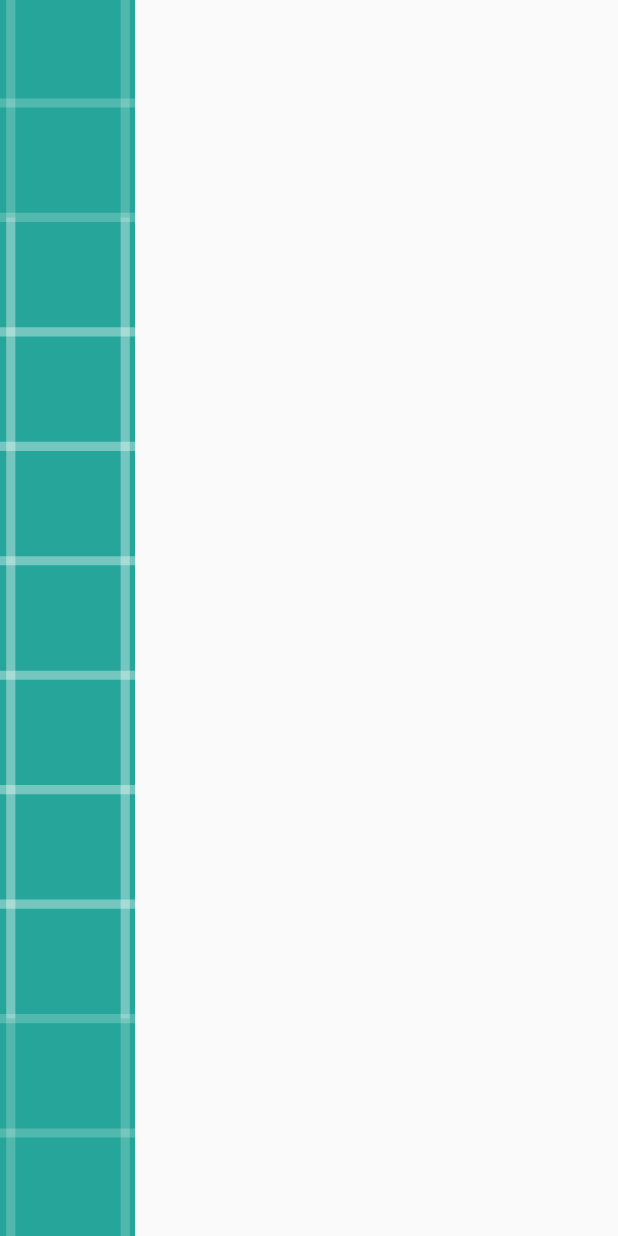
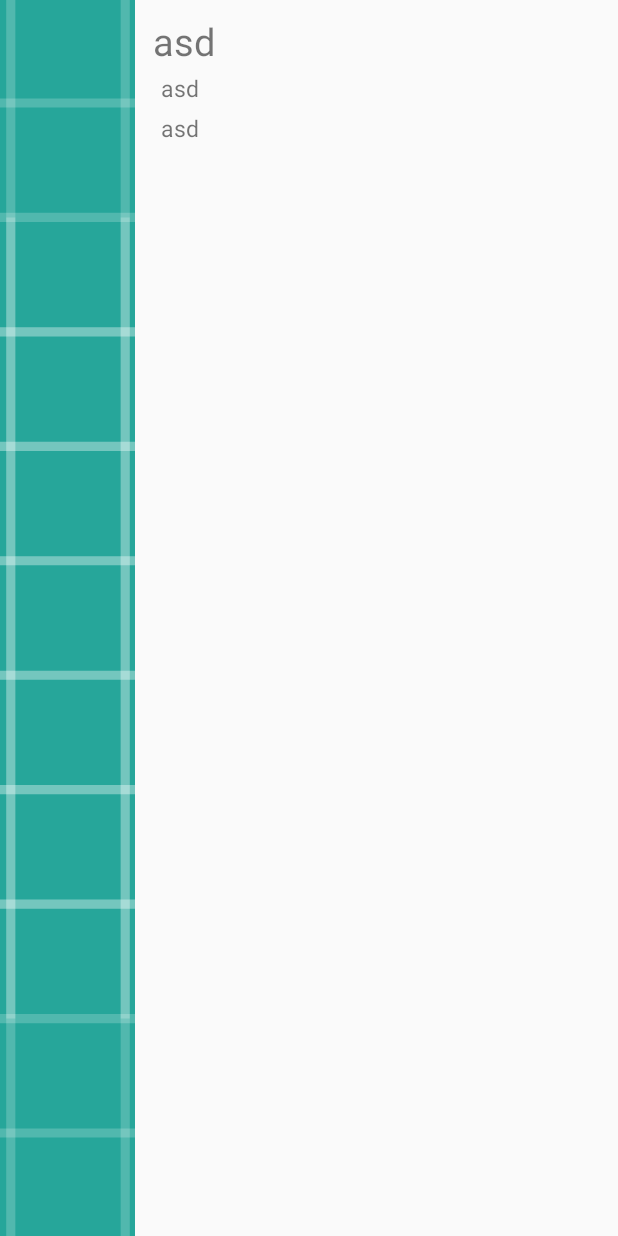
Before and after one commit to joaocsf/FEUP-CMOV, an Android app: the layout ticket_list_item.xml on its own in the app's theme, with its tools: preview values and no code run, on a phone screen of 412 x 824 dp. Run offline under Robolectric (Android 15) with nearby library versions, the phone set to English and light mode, and no system bars; network calls fail.

Commit message:
added list of tickets

```diff
--- a/main-mobile-app/app/src/main/java/feup/cmpv/feup/casadamusica/adapters/BottomFragmentPagerAdapter.java
+++ b/main-mobile-app/app/src/main/java/feup/cmpv/feup/casadamusica/adapters/BottomFragmentPagerAdapter.java
@@ -10,6 +10,7 @@ import java.util.ArrayList;
 import feup.cmpv.feup.casadamusica.fragments.EmptyTabFragment;
 import feup.cmpv.feup.casadamusica.fragments.TabFragment;
 import feup.cmpv.feup.casadamusica.fragments.bar.BarTabFragment;
+import feup.cmpv.feup.casadamusica.fragments.personal.PersonalTabFragment;
 import feup.cmpv.feup.casadamusica.fragments.show.ShowTabFragment;
 
 public class BottomFragmentPagerAdapter extends FragmentPagerAdapter {
@@ -21,7 +22,7 @@ public class BottomFragmentPagerAdapter extends FragmentPagerAdapter {
     public BottomFragmentPagerAdapter(FragmentManager fm) {
         super(fm);
         fragments.add((TabFragment)ShowTabFragment.getInstance());
-        fragments.add((TabFragment)EmptyTabFragment.getInstance());
+        fragments.add((TabFragment)PersonalTabFragment.getInstance());
         fragments.add((TabFragment)BarTabFragment.getInstance());
         fragments.add((TabFragment)EmptyTabFragment.getInstance());
     }
--- a/main-mobile-app/app/src/main/java/feup/cmpv/feup/casadamusica/adapters/bar/ProductListAdapter.java
+++ b/main-mobile-app/app/src/main/java/feup/cmpv/feup/casadamusica/adapters/bar/ProductListAdapter.java
@@ -1,13 +1,10 @@
 package feup.cmpv.feup.casadamusica.adapters.bar;
 
-import android.annotation.SuppressLint;
 import android.app.Activity;
 import android.content.Context;
-import android.os.Debug;
 import android.support.annotation.LayoutRes;
 import android.support.annotation.NonNull;
 import android.support.annotation.Nullable;
-import android.util.DebugUtils;
 import android.util.Log;
 import android.view.LayoutInflater;
 import android.view.View;
@@ -22,7 +19,6 @@ import java.util.List;
 
 import feup.cmpv.feup.casadamusica.R;
 import feup.cmpv.feup.casadamusica.structures.Product;
-import feup.cmpv.feup.casadamusica.structures.Show;
 
 public class ProductListAdapter extends ArrayAdapter<Product> {
 
--- a/main-mobile-app/app/src/main/java/feup/cmpv/feup/casadamusica/adapters/show/ShowListAdapter.java
+++ b/main-mobile-app/app/src/main/java/feup/cmpv/feup/casadamusica/adapters/show/ShowListAdapter.java
@@ -14,9 +14,7 @@ import java.util.ArrayList;
 import java.util.List;
 
 import feup.cmpv.feup.casadamusica.R;
-import feup.cmpv.feup.casadamusica.fragments.tickets.BuyTicketsDialogFragment;
 import feup.cmpv.feup.casadamusica.structures.Show;
-import feup.cmpv.feup.casadamusica.view.MainBody;
 
 public class ShowListAdapter extends ArrayAdapter<Show>{
 
--- a/main-mobile-app/app/src/main/java/feup/cmpv/feup/casadamusica/fragments/bar/BarTabFragment.java
+++ b/main-mobile-app/app/src/main/java/feup/cmpv/feup/casadamusica/fragments/bar/BarTabFragment.java
@@ -2,13 +2,10 @@ package feup.cmpv.feup.casadamusica.fragments.bar;
 
 import android.content.Context;
 import android.content.res.ColorStateList;
-import android.graphics.drawable.Drawable;
 import android.os.Bundle;
-import android.os.Debug;
 import android.support.annotation.ColorRes;
 import android.support.annotation.Nullable;
 import android.support.design.widget.FloatingActionButton;
-import android.support.design.widget.TabLayout;
 import android.support.v4.app.Fragment;
 import android.support.v4.content.ContextCompat;
 import android.support.v4.view.ViewPager;
--- a/main-mobile-app/app/src/main/java/feup/cmpv/feup/casadamusica/fragments/personal/PersonalTabFragment.java
+++ b/main-mobile-app/app/src/main/java/feup/cmpv/feup/casadamusica/fragments/personal/PersonalTabFragment.java
@@ -9,7 +9,7 @@ import feup.cmpv.feup.casadamusica.adapters.ViewPagerAdapter;
 import feup.cmpv.feup.casadamusica.fragments.TabFragment;
 import feup.cmpv.feup.casadamusica.structures.Show;
 
-public class PersonalTabFragment extends TabFragment {
+public class PersonalTabFragment extends TabFragment{
 
     private ArrayAdapter<Show> adapter;
 
@@ -25,5 +25,6 @@ public class PersonalTabFragment extends TabFragment {
     protected void setupViewPagerAdapter(ViewPagerAdapter pvadapter) {
         pvadapter.addFragment(TicketTopicFragment.getInstance(), "Tickets");
         pvadapter.addFragment(VoucherTopicFragment.getInstance(), "Vouchers");
+
     }
 }
--- a/main-mobile-app/app/src/main/java/feup/cmpv/feup/casadamusica/fragments/show/ShowTopicFragment.java
+++ b/main-mobile-app/app/src/main/java/feup/cmpv/feup/casadamusica/fragments/show/ShowTopicFragment.java
@@ -1,7 +1,6 @@
 package feup.cmpv.feup.casadamusica.fragments.show;
 
 import android.os.Bundle;
-import android.os.Debug;
 import android.support.annotation.Nullable;
 import android.support.v4.app.Fragment;
 import android.view.LayoutInflater;
--- a/main-mobile-app/app/src/main/java/feup/cmpv/feup/casadamusica/services/TicketServices.java
+++ b/main-mobile-app/app/src/main/java/feup/cmpv/feup/casadamusica/services/TicketServices.java
@@ -9,7 +9,7 @@ public class TicketServices {
         Api.Post("/ticket/buy", objectRequest, success, fail);
     }
 
-    public static void GetTickets(String costumerUuid, Response.Listener<JSONObject> success, Response.ErrorListener fail){
-        Api.Get("/ticket/costumer/" + costumerUuid  , success, fail);
+    public static void GetTickets(Response.Listener<JSONObject> success, Response.ErrorListener fail){
+        Api.Get("/ticket/costumer/", success, fail);
     }
 }
--- a/main-mobile-app/app/src/main/java/feup/cmpv/feup/casadamusica/utils/Config.java
+++ b/main-mobile-app/app/src/main/java/feup/cmpv/feup/casadamusica/utils/Config.java
@@ -2,6 +2,6 @@ package feup.cmpv.feup.casadamusica.utils;
 
 public class Config {
 
-    public static String HOST = "http://192.168.1.117:8081";
+    public static String HOST = "http://192.168.1.66:8081";
 
 }
--- a/main-mobile-app/app/src/main/res/layout/ticket_list_item.xml
+++ b/main-mobile-app/app/src/main/res/layout/ticket_list_item.xml
@@ -1,45 +1,52 @@
 <?xml version="1.0" encoding="utf-8"?>
-<RelativeLayout xmlns:android="http://schemas.android.com/apk/res/android"
+<LinearLayout xmlns:android="http://schemas.android.com/apk/res/android"
     android:layout_width="match_parent"
-    android:orientation="vertical"
-    android:layout_height="match_parent">
+    android:layout_height="match_parent"
+    android:orientation="horizontal">
 
     <ImageView
         android:id="@+id/ticket_list_item_image"
         android:layout_width="90dp"
-        android:layout_height="fill_parent"
+        android:layout_height="match_parent"
+        android:layout_marginTop="0dp"
+        android:layout_marginEnd="2dp"
+        android:layout_marginBottom="0dp"
         android:scaleType="centerCrop"
-        android:layout_alignParentBottom="true"
-        android:layout_alignParentTop="true"
-        android:layout_marginEnd="2dip"
-        android:src="@drawable/ic_launcher_background"/>
+        android:src="@drawable/ic_launcher_background" />
+
+    <LinearLayout
+        android:layout_width="match_parent"
+        android:layout_height="match_parent"
+        android:orientation="vertical">
 
         <TextView
             android:id="@+id/ticket_list_item_title"
-        android:layout_toRightOf="@id/show_list_item_image"
             android:layout_width="wrap_content"
-        android:layout_height="40sp"
-        android:textSize="20sp"
-        android:maxLines="1"
-        android:layout_alignParentTop="true"/>
+            android:layout_height="wrap_content"
+            android:layout_marginStart="10dp"
+            android:layout_marginTop="10dp"
+            android:text="asd"
+            android:textSize="25sp" />
 
         <TextView
             android:id="@+id/ticket_list_item_date"
-        android:layout_toRightOf="@id/show_list_item_title"
-        android:textSize="15sp"
-        android:layout_alignParentRight="true"
-        android:textAlignment="textEnd"
             android:layout_width="wrap_content"
-        android:layout_height="wrap_content" />
+            android:layout_height="wrap_content"
+            android:layout_marginStart="15dp"
+            android:layout_marginTop="3dp"
+            android:text="asd"
+            android:textAlignment="textStart"
+            android:textSize="15sp" />
 
         <TextView
-        android:id="@+id/ticket_list_item_number_of_tickets"
-        android:layout_toRightOf="@id/show_list_item_image"
-        android:textSize="20sp"
-        android:textAlignment="textEnd"
-        android:layout_alignParentRight="true"
-        android:layout_alignParentBottom="true"
+            android:id="@+id/ticket_list_item_seats"
             android:layout_width="wrap_content"
-        android:layout_height="wrap_content" />
-
-</RelativeLayout>
+            android:layout_height="wrap_content"
+            android:layout_marginStart="15dp"
+            android:layout_marginTop="5dp"
+            android:layout_marginBottom="5dp"
+            android:text="asd"
+            android:textAlignment="textStart"
+            android:textSize="15sp" />
+    </LinearLayout>
+</LinearLayout>
```
Also changed, not shown: main-mobile-app/app/src/main/java/feup/cmpv/feup/casadamusica/adapters/personal/TicketListAdapter.java (+38 -11 lines), main-mobile-app/app/src/main/java/feup/cmpv/feup/casadamusica/fragments/personal/TicketTopicFragment.java (+30 -17 lines), main-mobile-app/app/src/main/java/feup/cmpv/feup/casadamusica/structures/ShowTickets.java (added, +30 -0 lines), main-mobile-app/app/src/main/java/feup/cmpv/feup/casadamusica/structures/Ticket.java (+1 -9 lines), 1 other file. Lines whose indentation alone changed are shown as unchanged.
